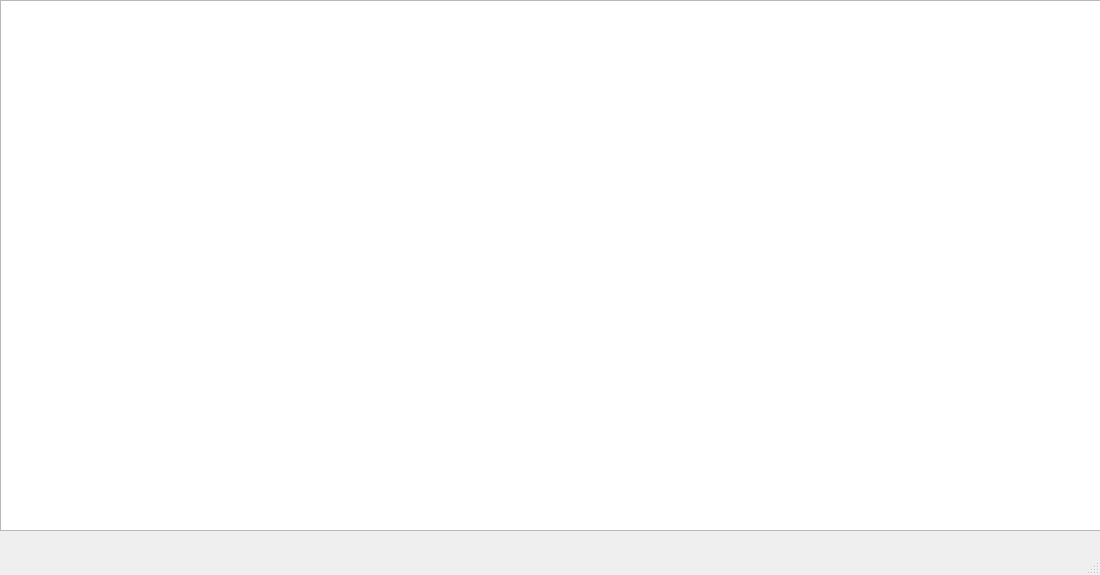
whiteman-kr/u7set, file Tools/SerialDataTester/SerialDataTester.ui: the form before one commit.
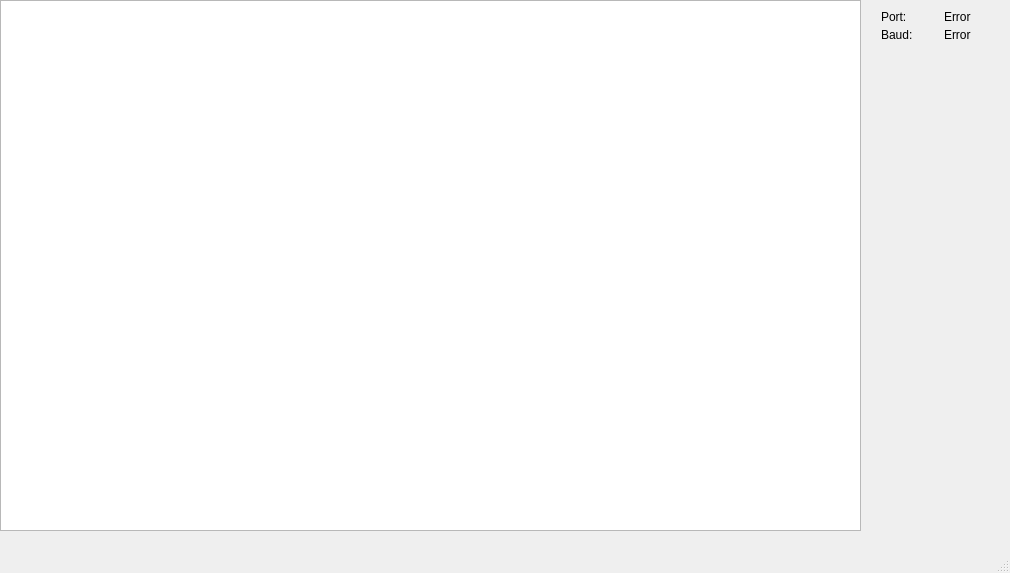
The form after the commit.

Commit message: RPCT-561: Added settings menu to SerialDataTester user interface. Created PortReceiver class. Fixed uninitialized variables

```diff
--- a/Tools/SerialDataTester/SerialDataTester.ui
+++ b/Tools/SerialDataTester/SerialDataTester.ui
@@ -6,8 +6,8 @@
    <rect>
     <x>0</x>
     <y>0</y>
-    <width>1100</width>
-    <height>575</height>
+    <width>1010</width>
+    <height>573</height>
    </rect>
   </property>
   <property name="windowTitle">
@@ -19,7 +19,7 @@
      <rect>
       <x>0</x>
       <y>0</y>
-      <width>1101</width>
+      <width>861</width>
       <height>531</height>
      </rect>
     </property>
@@ -33,6 +33,54 @@
      <number>0</number>
     </property>
    </widget>
+   <widget class="QWidget" name="">
+    <property name="geometry">
+     <rect>
+      <x>870</x>
+      <y>0</y>
+      <width>141</width>
+      <height>51</height>
+     </rect>
+    </property>
+    <layout class="QHBoxLayout" name="horizontalLayout">
+     <item>
+      <layout class="QVBoxLayout" name="verticalLayout">
+       <item>
+        <widget class="QLabel" name="portLabel">
+         <property name="text">
+          <string>Port: </string>
+         </property>
+        </widget>
+       </item>
+       <item>
+        <widget class="QLabel" name="baudLabel">
+         <property name="text">
+          <string>Baud: </string>
+         </property>
+        </widget>
+       </item>
+      </layout>
+     </item>
+     <item>
+      <layout class="QVBoxLayout" name="verticalLayout_2">
+       <item>
+        <widget class="QLabel" name="portNameLabel">
+         <property name="text">
+          <string>Error</string>
+         </property>
+        </widget>
+       </item>
+       <item>
+        <widget class="QLabel" name="baudRateLabel">
+         <property name="text">
+          <string>Error</string>
+         </property>
+        </widget>
+       </item>
+      </layout>
+     </item>
+    </layout>
+   </widget>
   </widget>
   <widget class="QMenuBar" name="menuBar">
    <property name="geometry">
```
Left out of the diff: 4 changed lines with no effect on the pictures. The commit also changes 11 other files.
